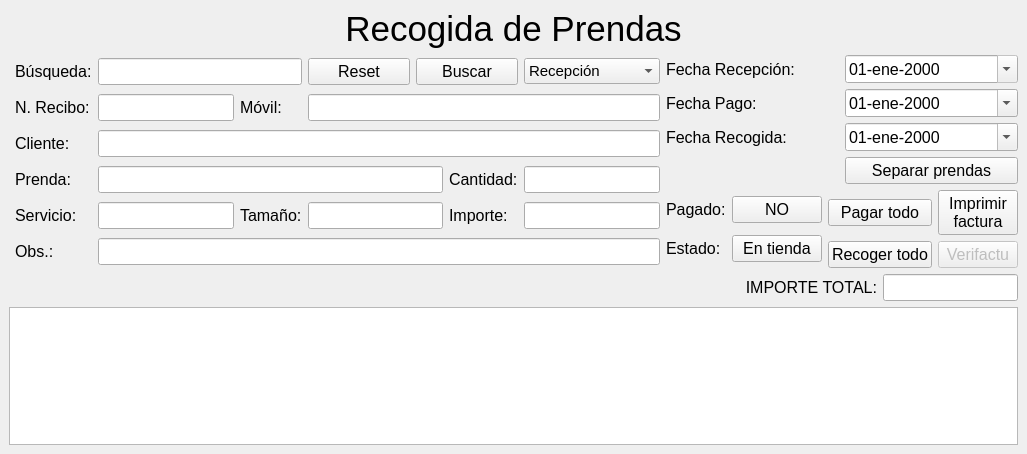
Qt form src/recog_prendas/recog_prendas.ui (germanbravolopez/laideal) before a commit.
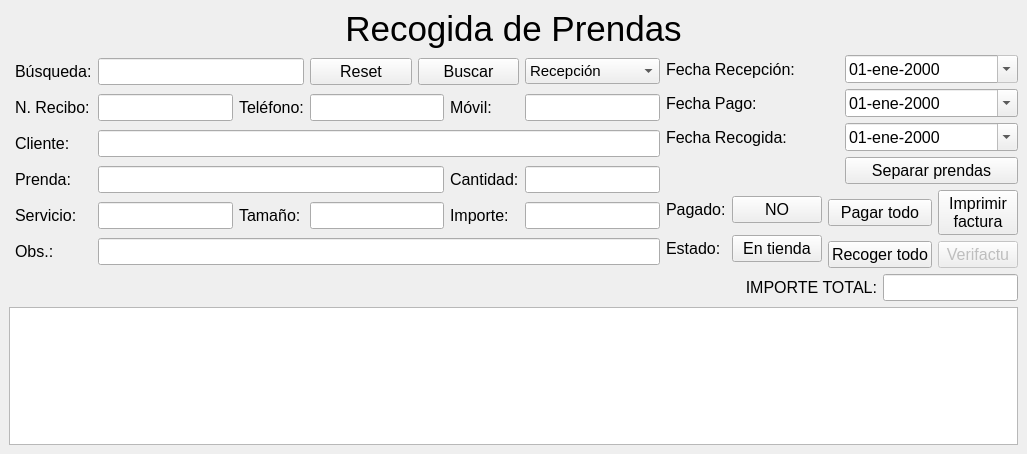
The same form after that commit.

Commit message: add landline phone to the recog_predas dialog

```diff
--- a/src/recog_prendas/recog_prendas.ui
+++ b/src/recog_prendas/recog_prendas.ui
@@ -84,25 +84,6 @@
         </property>
        </widget>
       </item>
-      <item row="1" column="3" colspan="3">
-       <widget class="QLineEdit" name="le_phone">
-        <property name="font">
-         <font>
-          <family>Arial</family>
-          <pointsize>12</pointsize>
-         </font>
-        </property>
-        <property name="locale">
-         <locale language="Spanish" country="Spain"/>
-        </property>
-        <property name="text">
-         <string/>
-        </property>
-        <property name="readOnly">
-         <bool>true</bool>
-        </property>
-       </widget>
-      </item>
       <item row="3" column="4">
        <widget class="QLabel" name="lbl_qty">
         <property name="font">
@@ -300,22 +281,6 @@
         </property>
        </widget>
       </item>
-      <item row="1" column="2">
-       <widget class="QLabel" name="lbl_phone">
-        <property name="font">
-         <font>
-          <family>Arial</family>
-          <pointsize>12</pointsize>
-         </font>
-        </property>
-        <property name="locale">
-         <locale language="Spanish" country="Spain"/>
-        </property>
-        <property name="text">
-         <string>Móvil:</string>
-        </property>
-       </widget>
-      </item>
       <item row="4" column="5">
        <widget class="QLineEdit" name="le_price">
         <property name="font">
@@ -503,6 +468,76 @@
         </item>
        </widget>
       </item>
+      <item row="1" column="5">
+       <widget class="QLineEdit" name="le_mobile">
+        <property name="font">
+         <font>
+          <family>Arial</family>
+          <pointsize>12</pointsize>
+         </font>
+        </property>
+        <property name="locale">
+         <locale language="Spanish" country="Spain"/>
+        </property>
+        <property name="text">
+         <string/>
+        </property>
+        <property name="readOnly">
+         <bool>true</bool>
+        </property>
+       </widget>
+      </item>
+      <item row="1" column="4">
+       <widget class="QLabel" name="lbl_mobile">
+        <property name="font">
+         <font>
+          <family>Arial</family>
+          <pointsize>12</pointsize>
+         </font>
+        </property>
+        <property name="locale">
+         <locale language="Spanish" country="Spain"/>
+        </property>
+        <property name="text">
+         <string>Móvil:</string>
+        </property>
+       </widget>
+      </item>
+      <item row="1" column="3">
+       <widget class="QLineEdit" name="le_phone">
+        <property name="font">
+         <font>
+          <family>Arial</family>
+          <pointsize>12</pointsize>
+         </font>
+        </property>
+        <property name="locale">
+         <locale language="Spanish" country="Spain"/>
+        </property>
+        <property name="text">
+         <string/>
+        </property>
+        <property name="readOnly">
+         <bool>true</bool>
+        </property>
+       </widget>
+      </item>
+      <item row="1" column="2">
+       <widget class="QLabel" name="lbl_phone">
+        <property name="font">
+         <font>
+          <family>Arial</family>
+          <pointsize>12</pointsize>
+         </font>
+        </property>
+        <property name="locale">
+         <locale language="Spanish" country="Spain"/>
+        </property>
+        <property name="text">
+         <string>Teléfono:</string>
+        </property>
+       </widget>
+      </item>
      </layout>
     </item>
     <item row="6" column="0" colspan="6">
```
Left out of the diff: 7 changed lines with no effect on the pictures. The commit also changes 2 other files.
